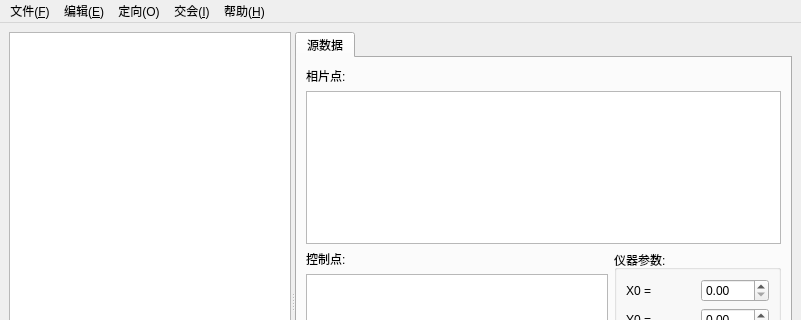
Before: the Qt Designer form ui/photogrammetrybase.ui in crackey/photogrammetry, drawn with Qt 5; both pictures show x 0 to 801 and y 0 to 320 of the 801 by 601 pixel window.
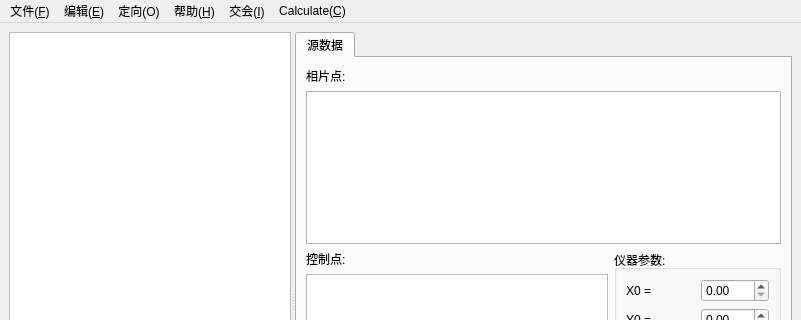
After: the same form once the commit is applied.

What changed in the file:
```diff
--- a/ui/photogrammetrybase.ui
+++ b/ui/photogrammetrybase.ui
@@ -274,7 +274,7 @@
      <x>0</x>
      <y>0</y>
      <width>801</width>
-     <height>20</height>
+     <height>31</height>
     </rect>
    </property>
    <widget class="QMenu" name="fileMenu" >
@@ -312,11 +312,18 @@
     </property>
     <addaction name="helpAboutAction" />
    </widget>
+   <widget class="QMenu" name="menuOneStep_O" >
+    <property name="title" >
+     <string>Calculate(&amp;C)</string>
+    </property>
+    <addaction name="onestepAction" />
+   </widget>
    <addaction name="fileMenu" />
    <addaction name="editMenu" />
    <addaction name="orientationMenu" />
-   <addaction name="intersectionMenu" />
    <addaction name="helpMenu" />
+   <addaction name="intersectionMenu" />
+   <addaction name="menuOneStep_O" />
   </widget>
   <widget class="QStatusBar" name="statusbar" />
   <action name="fileOpenAction" >
```
Left out of the diff: 5 changed lines with no effect on the pictures.
